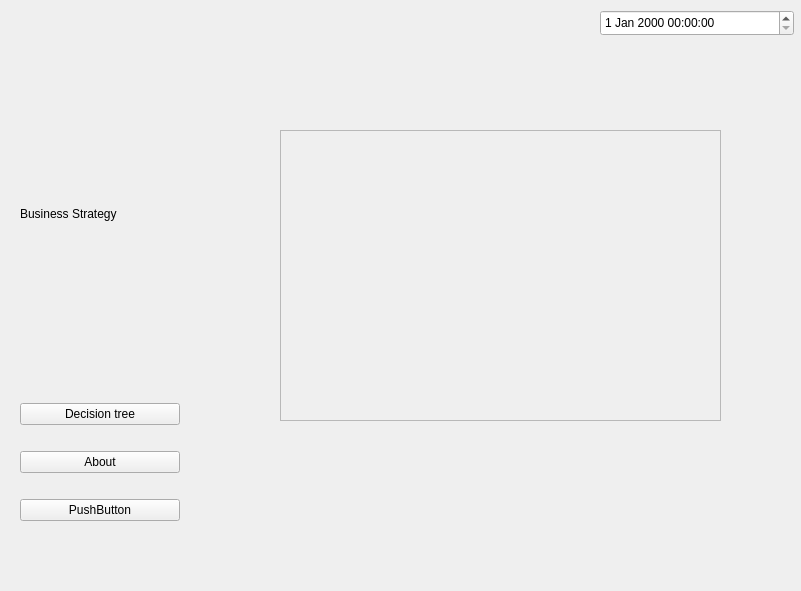
Before: the Qt Designer form MainWindow.ui in Dimitrios-Mourtzilas/Business-Strategy, drawn with Qt 5.
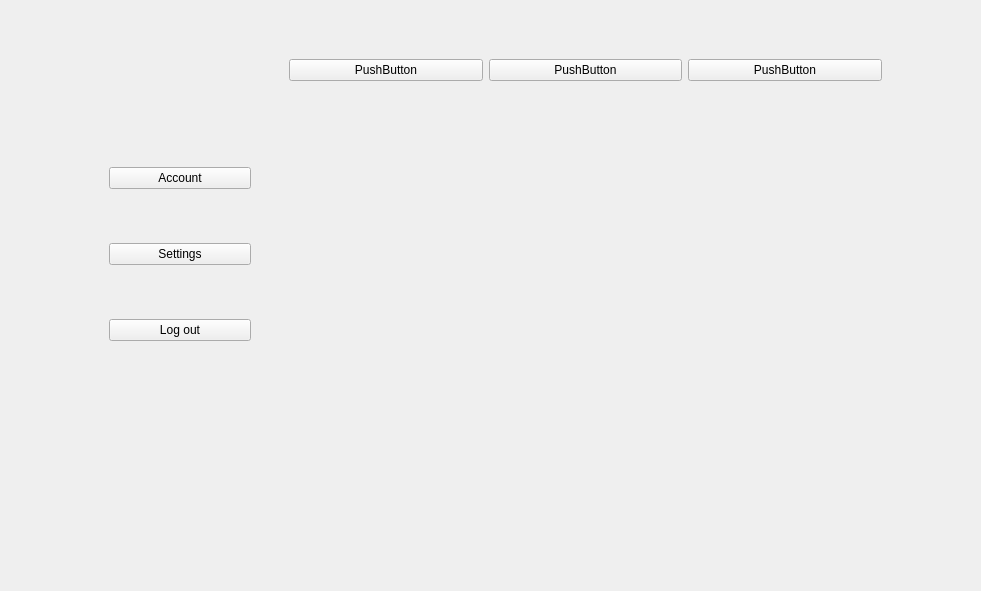
After: the same form once the commit is applied. Icons and pictures are not drawn.

```diff
--- a/MainWindow.ui
+++ b/MainWindow.ui
@@ -6,70 +6,54 @@
    <rect>
     <x>0</x>
     <y>0</y>
-    <width>801</width>
+    <width>981</width>
     <height>591</height>
    </rect>
   </property>
   <property name="windowTitle">
    <string>Form</string>
   </property>
-  <widget class="QWidget" name="verticalLayoutWidget">
+  <widget class="QFrame" name="horizontalFrame">
    <property name="geometry">
     <rect>
-     <x>20</x>
+     <x>80</x>
      <y>30</y>
-     <width>160</width>
-     <height>511</height>
+     <width>811</width>
+     <height>80</height>
     </rect>
    </property>
-   <layout class="QVBoxLayout" name="verticalLayout">
+   <layout class="QHBoxLayout" name="horizontalLayout">
     <item>
      <widget class="QLabel" name="label">
+      <property name="styleSheet">
+       <string notr="true">
+image: url(:/image-header/Downloads/icons8-user-30.png);
+
+QLabel hover user_menu{
+background-color:red
+
+
+}</string>
+      </property>
       <property name="text">
-       <string>Business Strategy</string>
+       <string/>
       </property>
      </widget>
     </item>
     <item>
      <widget class="QPushButton" name="pushButton">
       <property name="text">
-       <string>Decision tree</string>
+       <string>PushButton</string>
       </property>
      </widget>
     </item>
-    <item>
-     <spacer name="horizontalSpacer">
-      <property name="orientation">
-       <enum>Qt::Horizontal</enum>
-      </property>
-      <property name="sizeHint" stdset="0">
-       <size>
-        <width>40</width>
-        <height>20</height>
-       </size>
-      </property>
-     </spacer>
-    </item>
     <item>
      <widget class="QPushButton" name="pushButton_2">
       <property name="text">
-       <string>About</string>
+       <string>PushButton</string>
       </property>
      </widget>
     </item>
-    <item>
-     <spacer name="horizontalSpacer_2">
-      <property name="orientation">
-       <enum>Qt::Horizontal</enum>
-      </property>
-      <property name="sizeHint" stdset="0">
-       <size>
-        <width>40</width>
-        <height>20</height>
-       </size>
-      </property>
-     </spacer>
-    </item>
     <item>
      <widget class="QPushButton" name="pushButton_3">
       <property name="text">
@@ -77,46 +61,47 @@
       </property>
      </widget>
     </item>
-    <item>
-     <spacer name="horizontalSpacer_3">
-      <property name="orientation">
-       <enum>Qt::Horizontal</enum>
-      </property>
-      <property name="sizeHint" stdset="0">
-       <size>
-        <width>40</width>
-        <height>20</height>
-       </size>
-      </property>
-     </spacer>
-    </item>
    </layout>
   </widget>
   <widget class="QFrame" name="frame">
    <property name="geometry">
     <rect>
-     <x>280</x>
-     <y>130</y>
-     <width>441</width>
+     <x>100</x>
+     <y>110</y>
+     <width>160</width>
      <height>291</height>
     </rect>
    </property>
-   <property name="frameShape">
-    <enum>QFrame::StyledPanel</enum>
+   <property name="styleSheet">
+    <string notr="true">QFrame {
+opacity:0px;
+}
+
+</string>
    </property>
-   <property name="frameShadow">
-    <enum>QFrame::Raised</enum>
-   </property>
-  </widget>
-  <widget class="QDateTimeEdit" name="dateTimeEdit">
-   <property name="geometry">
-    <rect>
-     <x>600</x>
-     <y>10</y>
-     <width>194</width>
-     <height>26</height>
-    </rect>
-   </property>
+   <layout class="QVBoxLayout" name="verticalLayout">
+    <item>
+     <widget class="QPushButton" name="account_button">
+      <property name="text">
+       <string>Account</string>
+      </property>
+     </widget>
+    </item>
+    <item>
+     <widget class="QPushButton" name="settings_button">
+      <property name="text">
+       <string>Settings</string>
+      </property>
+     </widget>
+    </item>
+    <item>
+     <widget class="QPushButton" name="log_out_button">
+      <property name="text">
+       <string>Log out</string>
+      </property>
+     </widget>
+    </item>
+   </layout>
   </widget>
  </widget>
  <resources>
```
Left out of the diff: 2 changed lines with no effect on the pictures.
